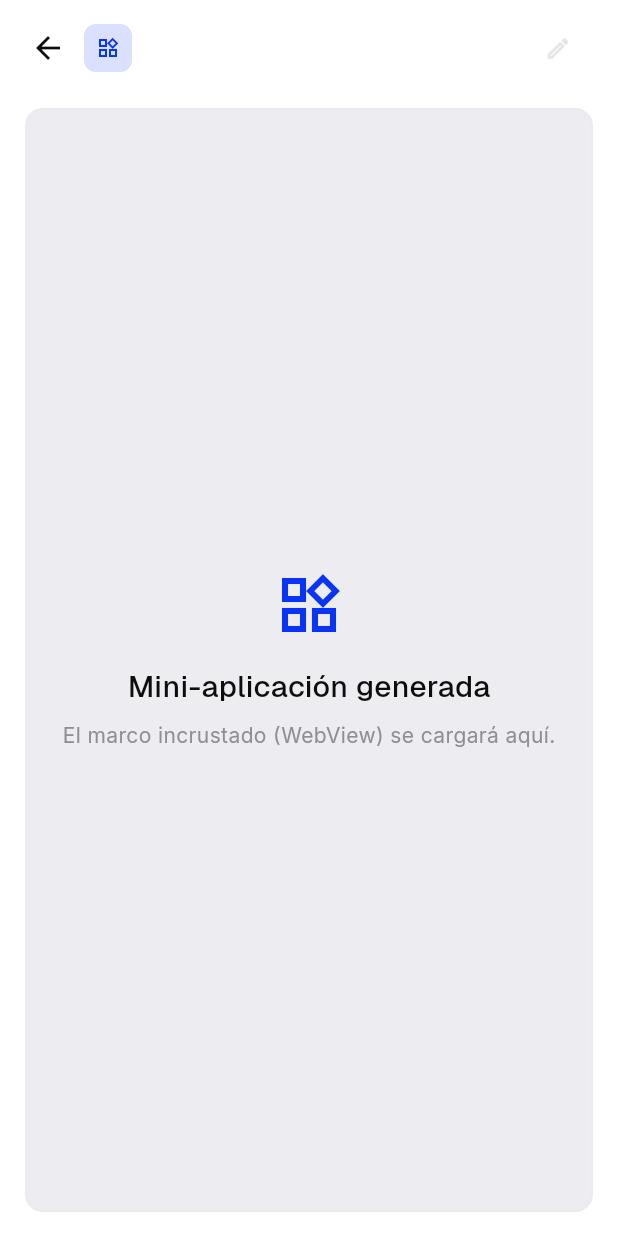
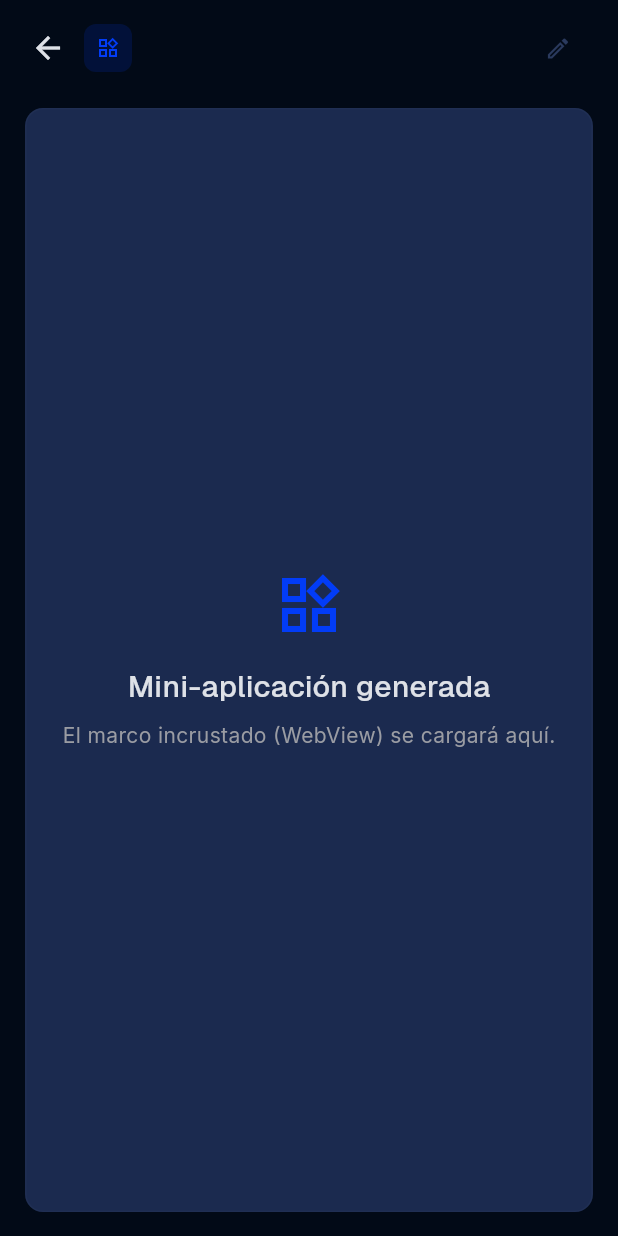
Before and after one commit to gpb-codes/blu-ai, a Flutter app: the MiniAppViewer screen opened directly, on a phone screen of 412 x 824 dp. Run offline on Flutter 3.47's test engine with Material 3 defaults, Android fonts, the phone set to English and light mode, and no system bars; our stand-ins replace shared_preferences; accounts and stored records are empty.

Commit message:
Theme: paleta oficial #020A17/#023CF7/#1B2A4F/#DEE1E7/#9A9CA3
- BrandColors.cobalt #023CF7, fondo #020A17, secondary #1B2A4F, TEXT #DEE1E7, MUTED #9A9CA3
- dark: noche profundo (sidebar #0A1930, surface #1B2A4F, primary #023CF7)
- light: blanco espejo (#FFFFFF) con mismo accent
- theme_controller default 0 (noche)

```diff
--- a/apps/mobile/lib/theme/app_colors.dart
+++ b/apps/mobile/lib/theme/app_colors.dart
@@ -1,27 +1,34 @@
 import 'package:flutter/material.dart';
 
-/// Paleta oficial soybluia (SPEC-DISENO-FALTANTE §1).
+/// Paleta oficial soybluia — ACTUALIZADA 2026-09: fondo #020A17, accent #023CF7.
 class BrandColors {
-  /// Marca principal: botones primarios, enlaces, foco, selección, logotipo.
-  static const cobalt = Color(0xFF0A34F5);
+  /// Accent: azul eléctrico #023CF7 (botones, selección, logo).
+  static const cobalt = Color(0xFF023CF7);
+  static const accent = Color(0xFF023CF7);
 
-  /// Acentos sobre fondos oscuros: texto primario, iconos activos, distintivos.
+  /// Fondo: azul noche profundo #020A17.
+  static const fondo = Color(0xFF020A17);
+  static const negroSuave = Color(0xFF020A17);
+
+  /// Secondary: azul grisáceo #1B2A4F (sidebar, cards).
+  static const secondary = Color(0xFF1B2A4F);
+  static const grisFondo = Color(0xFF1B2A4F);
+
+  /// Texto: gris muy claro #DEE1E7.
+  static const textClaro = Color(0xFFDEE1E7);
+  static const grisClaro = Color(0xFFDEE1E7);
+
+  /// Muted: gris #9A9CA3 (secundario, hints).
+  static const gris = Color(0xFF9A9CA3);
+  static const muted = Color(0xFF9A9CA3);
+
+  /// Blanco puro #FFFFFF.
+  static const blanco = Color(0xFFFFFFFF);
+  static const crema = Color(0xFFFFFFFF);
+
+  /// Legacy alias para compatibilidad.
   static const azulClaro = Color(0xFF3D6BFF);
-
-  /// Texto principal y fondos oscuros.
-  static const negroSuave = Color(0xFF0B0F1A);
-
-  /// Texto secundario, pistas, metadatos, iconos inactivos.
-  static const gris = Color(0xFF8E8E93);
-
-  /// Superficies claras: tarjetas, campos, paneles, hover.
-  static const grisFondo = Color(0xFFF2F4F8);
-
-  /// Crema cálido del fondo claro (inspiración claude.ai).
-  static const crema = Color(0xFFF5F4EE);
-
-  /// Acento terracota para detalles de marca (chispa del saludo, etc.).
-  static const terracota = Color(0xFFD97757);
+  static const terracota = Color(0xFF023CF7);
 }
 
 /// Paleta de colores activa para una apariencia (oscura o clara).
@@ -93,63 +100,63 @@ class AppPalette {
     required this.warningContainer,
   });
 
-  /// Tema oscuro ChatGPT: sidebar #202123, main #343541, input #40414F.
+  /// Tema noche BLU: fondo #020A17, secondary #1B2A4F, accent #023CF7, text #DEE1E7.
   static const dark = AppPalette(
-    background: Color(0xFF343541),
-    surface: Color(0xFF343541),
-    surfaceContainerLow: Color(0xFF202123),
-    surfaceContainer: Color(0xFF2A2B32),
-    surfaceContainerHigh: Color(0xFF40414F),
-    surfaceContainerHighest: Color(0xFF4A4B58),
-    surfaceVariant: Color(0xFF40414F),
-    surfaceBright: Color(0xFF4A4B58),
-    onSurface: Color(0xFFECECEC),
-    onSurfaceVariant: Color(0xFF9A9B9E),
-    outlineVariant: Color(0xFF565869),
-    outline: Color(0xFF8E8FA3),
-    primary: BrandColors.cobalt,
+    background: Color(0xFF020A17),
+    surface: Color(0xFF020A17),
+    surfaceContainerLow: Color(0xFF0A1930),
+    surfaceContainer: Color(0xFF1B2A4F),
+    surfaceContainerHigh: Color(0xFF24365F),
+    surfaceContainerHighest: Color(0xFF2E426E),
+    surfaceVariant: Color(0xFF1B2A4F),
+    surfaceBright: Color(0xFF24365F),
+    onSurface: Color(0xFFDEE1E7),
+    onSurfaceVariant: Color(0xFF9A9CA3),
+    outlineVariant: Color(0xFF2A3A5E),
+    outline: Color(0xFF3A4A6E),
+    primary: Color(0xFF023CF7),
     onPrimary: Color(0xFFFFFFFF),
-    primaryContainer: BrandColors.cobalt,
-    onPrimaryContainer: Color(0xFFECECEC),
-    secondaryContainer: Color(0xFF202123),
-    onSecondaryContainer: Color(0xFF9A9B9E),
-    tertiary: Color(0xFF9A9B9E),
-    inversePrimary: BrandColors.cobalt,
+    primaryContainer: Color(0xFF023CF7),
+    onPrimaryContainer: Color(0xFFDEE1E7),
+    secondaryContainer: Color(0xFF1B2A4F),
+    onSecondaryContainer: Color(0xFF9A9CA3),
+    tertiary: Color(0xFF9A9CA3),
+    inversePrimary: Color(0xFF023CF7),
     error: Color(0xFFFFB4AB),
     errorContainer: Color(0xFF93000A),
-    textQuaternary: Color(0xFF6E6E80),
-    elevatedOverlay: Color(0xFF40414F),
+    textQuaternary: Color(0xFF6B7280),
+    elevatedOverlay: Color(0xFF1B2A4F),
     success: Color(0xFF10A37F),
     successContainer: Color(0x1F10A37F),
     warning: Color(0xFFFFBF36),
     warningContainer: Color(0x1FFFBF36),
   );
 
-  /// Tema claro ChatGPT: sidebar #F7F7F8, main #FFFFFF, input #FFFFFF con borde #E5E5E5.
+  /// Tema claro: blanco #FFFFFF con accent #023CF7 — espejo del noche.
   static const light = AppPalette(
     background: Color(0xFFFFFFFF),
     surface: Color(0xFFFFFFFF),
-    surfaceContainerLow: Color(0xFFF7F7F8),
-    surfaceContainer: Color(0xFFECECF1),
-    surfaceContainerHigh: Color(0xFFE5E5E5),
-    surfaceContainerHighest: Color(0xFFD9D9D3),
-    surfaceVariant: Color(0xFFECECF1),
+    surfaceContainerLow: Color(0xFFF1F5FF),
+    surfaceContainer: Color(0xFFE8ECFF),
+    surfaceContainerHigh: Color(0xFFD9E0FF),
+    surfaceContainerHighest: Color(0xFFCBD6FF),
+    surfaceVariant: Color(0xFFE8ECFF),
     surfaceBright: Color(0xFFFFFFFF),
-    onSurface: Color(0xFF0D0D0D),
-    onSurfaceVariant: Color(0xFF6E6E80),
-    outlineVariant: Color(0xFFE5E5E5),
-    outline: Color(0xFFD9D9D9),
-    primary: BrandColors.cobalt,
+    onSurface: Color(0xFF020A17),
+    onSurfaceVariant: Color(0xFF64748B),
+    outlineVariant: Color(0xFFCBD6FF),
+    outline: Color(0xFF94A3B8),
+    primary: Color(0xFF023CF7),
     onPrimary: Color(0xFFFFFFFF),
-    primaryContainer: BrandColors.cobalt,
+    primaryContainer: Color(0xFF023CF7),
     onPrimaryContainer: Color(0xFFFFFFFF),
     secondaryContainer: Color(0xFFE0E7FF),
     onSecondaryContainer: Color(0xFF001A97),
-    tertiary: Color(0xFF676767),
-    inversePrimary: BrandColors.cobalt,
+    tertiary: Color(0xFF475569),
+    inversePrimary: Color(0xFF023CF7),
     error: Color(0xFFDC2626),
     errorContainer: Color(0xFFFEE2E2),
-    textQuaternary: Color(0xFFACACBE),
+    textQuaternary: Color(0xFF9A9CA3),
     elevatedOverlay: Color(0xFFFFFFFF),
     success: Color(0xFF10A37F),
     successContainer: Color(0x1A10A37F),
--- a/apps/mobile/lib/theme/theme_controller.dart
+++ b/apps/mobile/lib/theme/theme_controller.dart
@@ -10,8 +10,8 @@ class ThemeController extends ChangeNotifier {
 
   static const _prefsKey = 'themeIndex';
 
-  /// 0 = oscuro, 1 = blanco (por defecto), 2 = sistema.
-  int themeIndex = 1;
+  /// 0 = noche #020A17 (por defecto), 1 = blanco, 2 = sistema.
+  int themeIndex = 0;
 
   ThemeMode get mode => switch (themeIndex) {
         0 => ThemeMode.dark,
```
